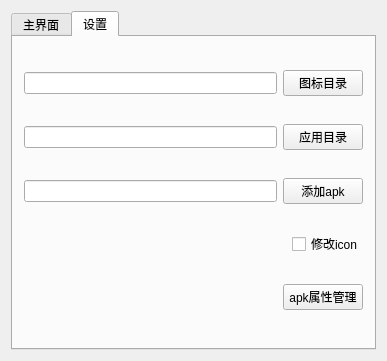
Qt form untitled1/mainwindow.ui (lwh2398819901/debProject) before a commit.
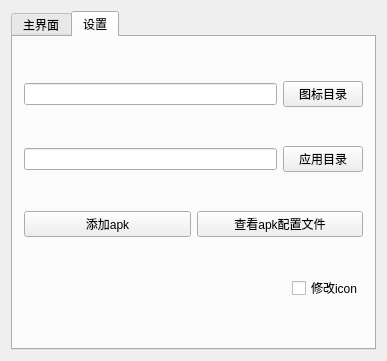
The same form after that commit.

Commit message: 删除属性管理界面，添加外部调用程序接口 以编辑器打开配置文件

The edit to the form file:
```diff
--- a/untitled1/mainwindow.ui
+++ b/untitled1/mainwindow.ui
@@ -155,9 +155,6 @@
         </item>
         <item>
          <layout class="QHBoxLayout" name="horizontalLayout_7">
-          <item>
-           <widget class="QLineEdit" name="addApksLine"/>
-          </item>
           <item>
            <widget class="QPushButton" name="addApksBtn">
             <property name="text">
@@ -165,6 +162,13 @@
             </property>
            </widget>
           </item>
+          <item>
+           <widget class="QPushButton" name="editApkBtn">
+            <property name="text">
+             <string>查看apk配置文件</string>
+            </property>
+           </widget>
+          </item>
          </layout>
         </item>
         <item>
@@ -197,30 +201,6 @@
           </item>
          </layout>
         </item>
-        <item>
-         <layout class="QHBoxLayout" name="horizontalLayout_8">
-          <item>
-           <spacer name="horizontalSpacer_3">
-            <property name="orientation">
-             <enum>Qt::Horizontal</enum>
-            </property>
-            <property name="sizeHint" stdset="0">
-             <size>
-              <width>40</width>
-              <height>20</height>
-             </size>
-            </property>
-           </spacer>
-          </item>
-          <item>
-           <widget class="QPushButton" name="apkManagerBtn">
-            <property name="text">
-             <string>apk属性管理</string>
-            </property>
-           </widget>
-          </item>
-         </layout>
-        </item>
        </layout>
       </widget>
      </widget>
```
The commit also changes 153 other files.
